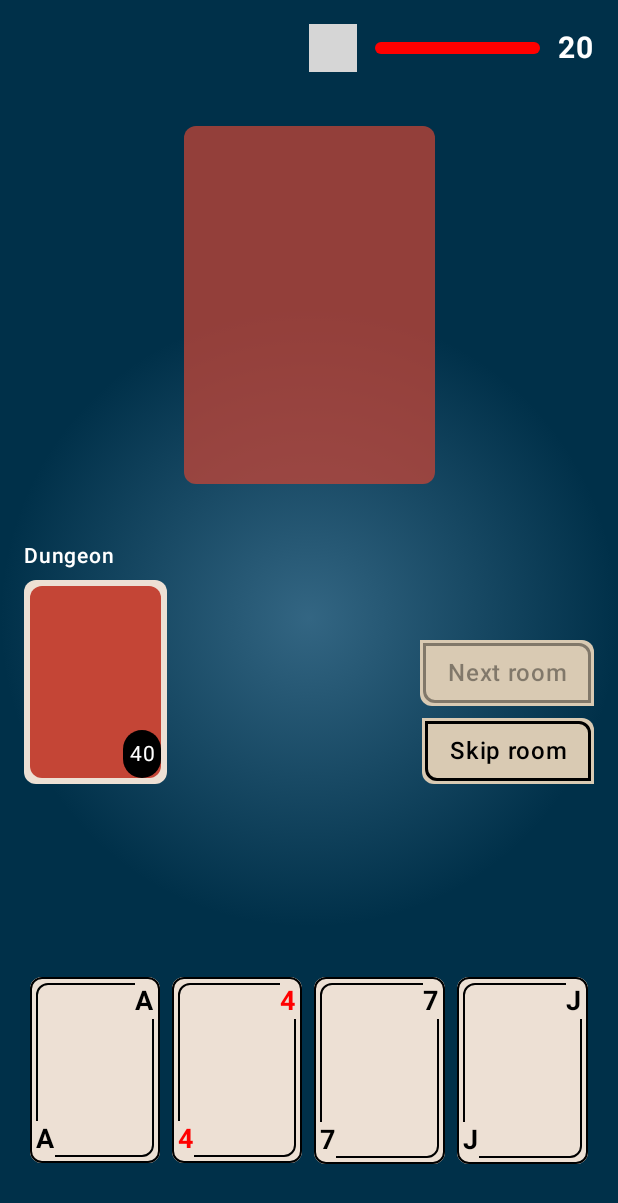
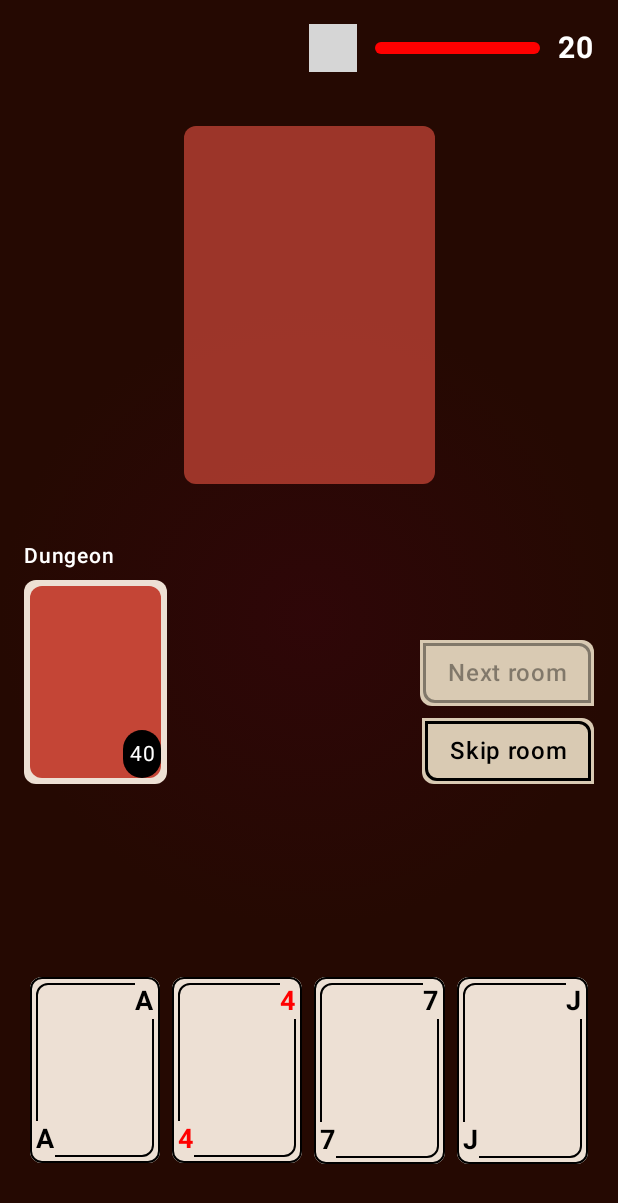
Before and after one commit to kshitijskumar/Scoundrel, an Android app built with Jetpack Compose: the screen it shows after launch (MainActivity), after a tap on "Start game", on a phone screen of 412 x 824 dp. Shown: the top 1203 px of the screen. Run offline under Robolectric (Android 15) with nearby library versions, the phone set to English and light mode, and no system bars; our stand-ins replace Compose Multiplatform resources; 2 statements that could not run were skipped; grey boxes are pictures that could not be loaded.

Commit message:
updated color and some padding

```diff
--- a/composeApp/src/commonMain/kotlin/org/example/scoundrel/App.kt
+++ b/composeApp/src/commonMain/kotlin/org/example/scoundrel/App.kt
@@ -1,26 +1,19 @@
 package org.example.scoundrel
 
-import androidx.compose.animation.AnimatedVisibility
-import androidx.compose.foundation.Image
-import androidx.compose.foundation.background
 import androidx.compose.foundation.layout.Column
 import androidx.compose.foundation.layout.fillMaxSize
-import androidx.compose.foundation.layout.fillMaxWidth
-import androidx.compose.foundation.layout.safeContentPadding
-import androidx.compose.material3.Button
+import androidx.compose.foundation.layout.navigationBarsPadding
+import androidx.compose.foundation.layout.statusBarsPadding
 import androidx.compose.material3.MaterialTheme
-import androidx.compose.material3.Text
-import androidx.compose.runtime.*
+import androidx.compose.runtime.Composable
+import androidx.compose.runtime.LaunchedEffect
+import androidx.compose.runtime.remember
 import androidx.compose.ui.Alignment
 import androidx.compose.ui.Modifier
 import org.example.scoundrel.ui.scoundrel.ScoundrelGameScreen
 import org.example.scoundrel.ui.scoundrel.ScoundrelIntent
 import org.example.scoundrel.ui.scoundrel.ScoundrelViewModel
-import org.jetbrains.compose.resources.painterResource
 import org.jetbrains.compose.ui.tooling.preview.Preview
-
-import scoundrel.composeapp.generated.resources.Res
-import scoundrel.composeapp.generated.resources.compose_multiplatform
 
 @Composable
 @Preview
@@ -28,7 +21,8 @@ fun App() {
     MaterialTheme {
         Column(
             modifier = Modifier
-                .safeContentPadding()
+                .statusBarsPadding()
+                .navigationBarsPadding()
                 .fillMaxSize(),
             horizontalAlignment = Alignment.CenterHorizontally,
         ) {
--- a/composeApp/src/commonMain/kotlin/org/example/scoundrel/theme/ColorUtils.kt
+++ b/composeApp/src/commonMain/kotlin/org/example/scoundrel/theme/ColorUtils.kt
@@ -4,8 +4,8 @@ import androidx.compose.ui.graphics.Color
 
 object ColorUtils {
 
-    val DarkBlue = Color(0xFF003049)
-    val MediumBlue = Color(0xFF669bbc)
+    val DarkMagenta = Color(0xFF250902)
+    val MediumMagenta = Color(0xFF38040e)
     val LightBrown = Color(0xFFede0d4)
 
     val MediumRed = Color(0xFFc44536)
--- a/composeApp/src/commonMain/kotlin/org/example/scoundrel/ui/scoundrel/ScoundrelGameScreen.kt
+++ b/composeApp/src/commonMain/kotlin/org/example/scoundrel/ui/scoundrel/ScoundrelGameScreen.kt
@@ -26,13 +26,9 @@ import androidx.compose.foundation.shape.CircleShape
 import androidx.compose.foundation.shape.RoundedCornerShape
 import androidx.compose.material3.Button
 import androidx.compose.material3.LinearProgressIndicator
-import androidx.compose.material3.ProgressIndicatorDefaults
-import androidx.compose.material3.ProgressIndicatorDefaults.drawStopIndicator
 import androidx.compose.material3.Text
 import androidx.compose.runtime.Composable
-import androidx.compose.runtime.LaunchedEffect
 import androidx.compose.runtime.collectAsState
-import androidx.compose.runtime.derivedStateOf
 import androidx.compose.runtime.getValue
 import androidx.compose.runtime.mutableStateOf
 import androidx.compose.runtime.remember
@@ -45,9 +41,6 @@ import androidx.compose.ui.draw.rotate
 import androidx.compose.ui.draw.scale
 import androidx.compose.ui.graphics.Brush
 import androidx.compose.ui.graphics.Color
-import androidx.compose.ui.graphics.ColorFilter
-import androidx.compose.ui.graphics.StrokeCap
-import androidx.compose.ui.graphics.TileMode
 import androidx.compose.ui.layout.onGloballyPositioned
 import androidx.compose.ui.platform.LocalDensity
 import androidx.compose.ui.platform.LocalWindowInfo
@@ -55,7 +48,6 @@ import androidx.compose.ui.text.font.FontWeight
 import androidx.compose.ui.text.style.TextAlign
 import androidx.compose.ui.unit.Dp
 import androidx.compose.ui.unit.dp
-import androidx.compose.ui.unit.max
 import androidx.compose.ui.unit.sp
 import androidx.compose.ui.zIndex
 import org.example.scoundrel.cards.CardColor
@@ -65,8 +57,6 @@ import org.example.scoundrel.cards.CardsAppModel
 import org.example.scoundrel.cards.color
 import org.example.scoundrel.game.scoundrel.ScoundrelFinishState
 import org.example.scoundrel.game.scoundrel.ScoundrelGameManagerImpl
-import org.example.scoundrel.game.scoundrel.healthValue
-import org.example.scoundrel.game.scoundrel.monsterValue
 import org.example.scoundrel.theme.ColorUtils
 import org.example.scoundrel.theme.ShapeUtils.cardShape
 import org.jetbrains.compose.resources.DrawableResource
@@ -77,13 +67,17 @@ import scoundrel.composeapp.generated.resources.ic_suit_clubs
 import scoundrel.composeapp.generated.resources.ic_suit_diamond
 import scoundrel.composeapp.generated.resources.ic_suit_hearts
 import scoundrel.composeapp.generated.resources.ic_suit_spades
-import kotlin.collections.indexOf
-import kotlin.math.max
 
 @Composable
 fun ScoundrelGameScreen(vm: ScoundrelViewModel) {
     val state by vm.state.collectAsState()
 
+    Box(
+        modifier = Modifier
+            .fillMaxSize()
+            .gameBackground(),
+        contentAlignment = Alignment.Center
+    ) {
         when {
             !state.gameStarted -> {
                 ScoundrelStartScreen(
@@ -103,6 +97,7 @@ fun ScoundrelGameScreen(vm: ScoundrelViewModel) {
                     state = state,
                     sendIntent = vm::processIntent
                 )
+            }
         }
     }
 }
@@ -149,7 +144,6 @@ private fun ScoundrelGameScreen(
     Column(
         modifier = Modifier
             .fillMaxSize()
-            .gameBackground()
             .padding(16.dp),
     ) {
         ScoundrelHealthBar(
@@ -574,13 +568,13 @@ private fun createCurrentDeckWithSlots(
 private fun Modifier.gameBackground(): Modifier {
     val gradient = Brush.radialGradient(
         listOf(
-            ColorUtils.MediumBlue.copy(alpha = 0.5f),
+            ColorUtils.MediumMagenta.copy(alpha = 0.5f),
             Color.Transparent
         ),
     )
 
     return this
-        .background(ColorUtils.DarkBlue)
+        .background(ColorUtils.DarkMagenta)
         .background(gradient)
 }
 
```
Lines whose indentation alone changed are shown as unchanged.
